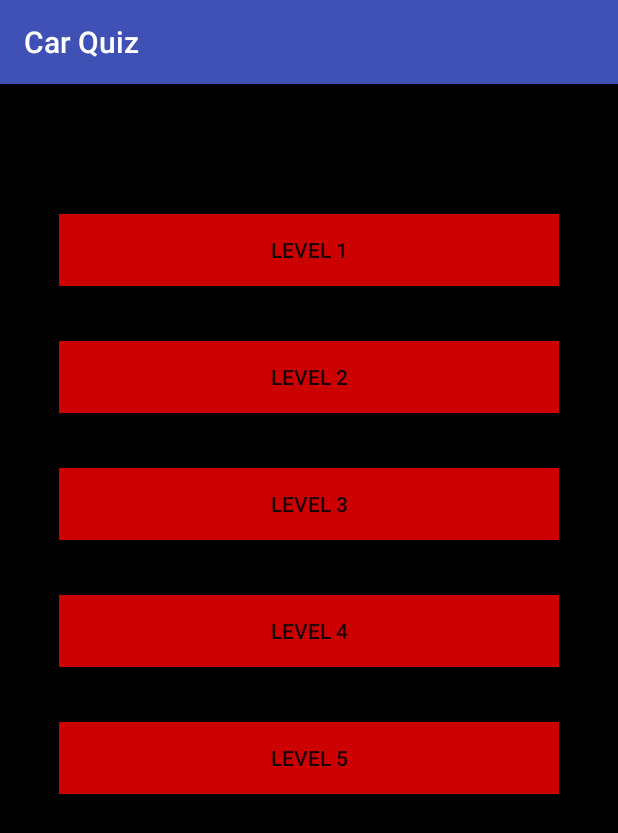
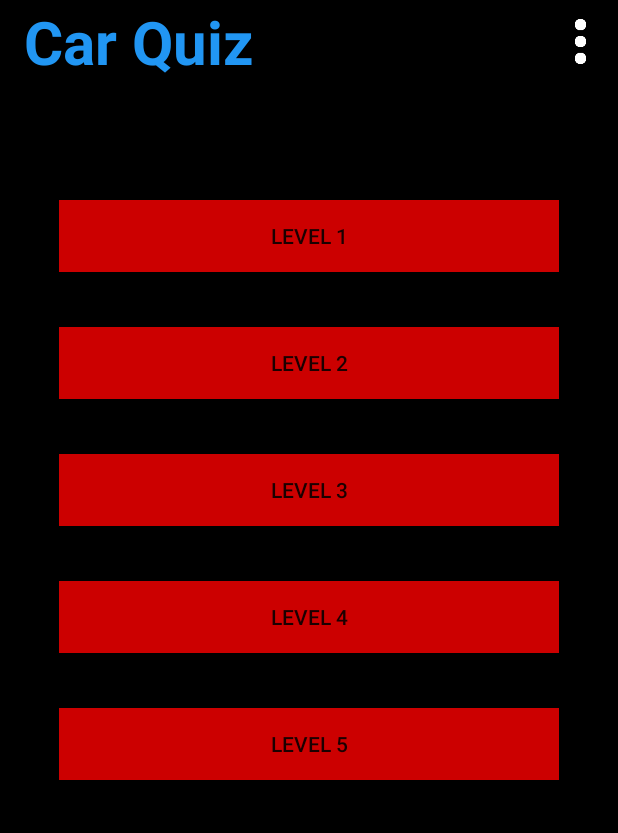
Before and after one commit to jibauch94/CarQuiz, an Android app: the LevelsActivity screen opened directly, with no data from a screen before it, on a phone screen of 412 x 824 dp. Shown: the top 833 px of the screen. Run offline under Robolectric (Android 15) with nearby library versions, the phone set to English and light mode, and no system bars.

```diff
--- a/app/src/main/res/layout/activity_front_page.xml
+++ b/app/src/main/res/layout/activity_front_page.xml
@@ -6,6 +6,10 @@
     android:layout_height="match_parent"
     android:background="@android:color/black"
     tools:context="com.example.jibba.carquiz.FrontPageActivity">
+
+    <include layout="@layout/app_bar"
+        android:id="@+id/action_bar"
+    />
 
 
     <ImageView
--- a/app/src/main/res/layout/activity_levels.xml
+++ b/app/src/main/res/layout/activity_levels.xml
@@ -3,6 +3,10 @@
     android:layout_width="match_parent"
     android:layout_height="match_parent"
     android:background="@android:color/black">
+
+    <include layout="@layout/app_bar"
+        android:id="@+id/action_bar"
+        />
 
     <Button
         android:id="@+id/level1Btn"
@@ -10,7 +14,8 @@
         android:layout_height="wrap_content"
         android:layout_alignParentTop="true"
         android:layout_centerHorizontal="true"
-        android:layout_marginTop="130px"
+        android:layout_marginTop="200px"
+        android:layout_below="@+id/action_bar"
         android:text="Level 1"
         android:background="@android:color/holo_red_dark"/>
 
--- /dev/null
+++ b/app/src/main/res/layout/app_bar.xml
@@ -0,0 +1,38 @@
+<?xml version="1.0" encoding="utf-8"?>
+<android.support.v7.widget.Toolbar xmlns:android="http://schemas.android.com/apk/res/android"
+    android:layout_width="match_parent"
+    android:layout_height="wrap_content"
+    android:background="#000000">
+
+    <RelativeLayout
+        android:id="@+id/relativeAppBar"
+        android:layout_width="match_parent"
+        android:layout_height="wrap_content">
+
+        <TextView
+            android:id="@+id/titleBar"
+            android:layout_width="wrap_content"
+            android:layout_height="wrap_content"
+            android:layout_alignParentStart="true"
+            android:layout_centerVertical="true"
+            android:text="Car Quiz"
+            android:textColor="#2196F3"
+            android:textSize="40dp"
+            android:textStyle="bold" />
+
+
+        <android.support.v7.widget.AppCompatSpinner
+            android:id="@+id/helpDropDown"
+            android:layout_width="30dp"
+            android:layout_height="30dp"
+            android:layout_alignParentRight="true"
+            android:layout_centerHorizontal="true"
+            android:layout_centerVertical="true"
+            android:layout_marginRight="10dp"
+            android:background="@drawable/whitedots">
+        </android.support.v7.widget.AppCompatSpinner>
+
+
+    </RelativeLayout>
+
+</android.support.v7.widget.Toolbar>
--- a/app/src/main/res/values/styles.xml
+++ b/app/src/main/res/values/styles.xml
@@ -1,11 +1,12 @@
 <resources>
 
     <!-- Base application theme. -->
-    <style name="AppTheme" parent="Theme.AppCompat.Light.DarkActionBar">
+    <style name="AppTheme" parent="Theme.AppCompat.Light.NoActionBar">
         <!-- Customize your theme here. -->
         <item name="colorPrimary">@color/colorPrimary</item>
         <item name="colorPrimaryDark">@color/colorPrimaryDark</item>
         <item name="colorAccent">@color/colorAccent</item>
+
 
 
 
```
Also changed, not shown: app/src/main/java/com/example/jibba/carquiz/FrontPageActivity.java (+43 -0 lines), app/src/main/res/values/strings.xml (+8 -0 lines), app/src/main/res/drawable/whitedots.png (added).
